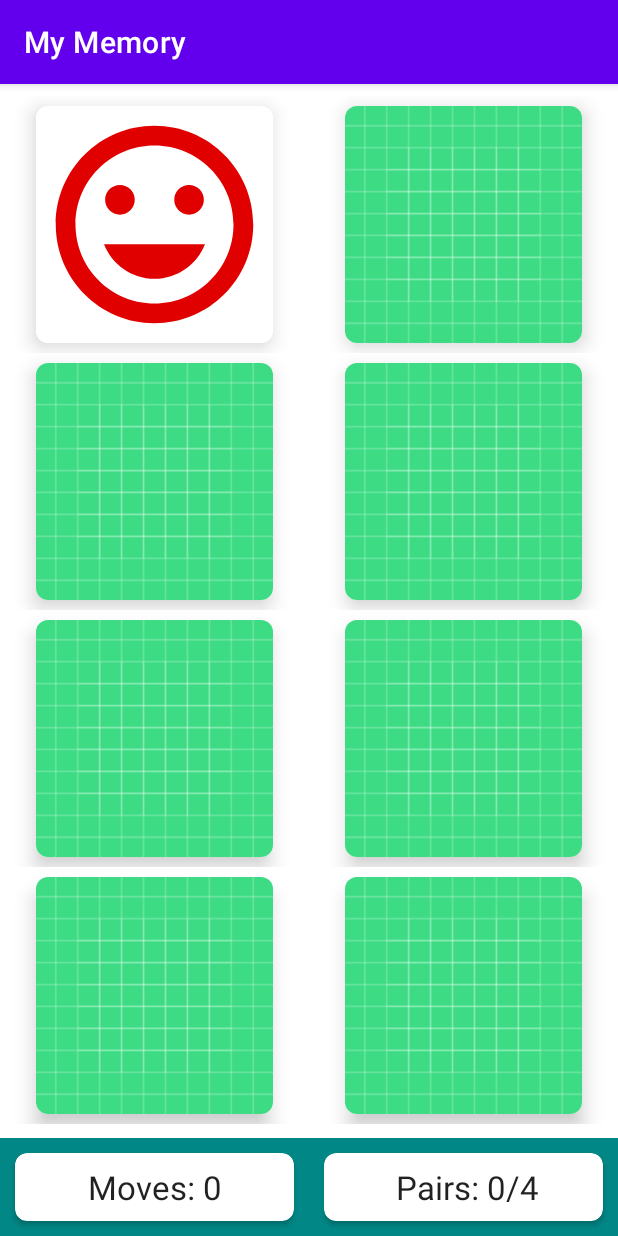
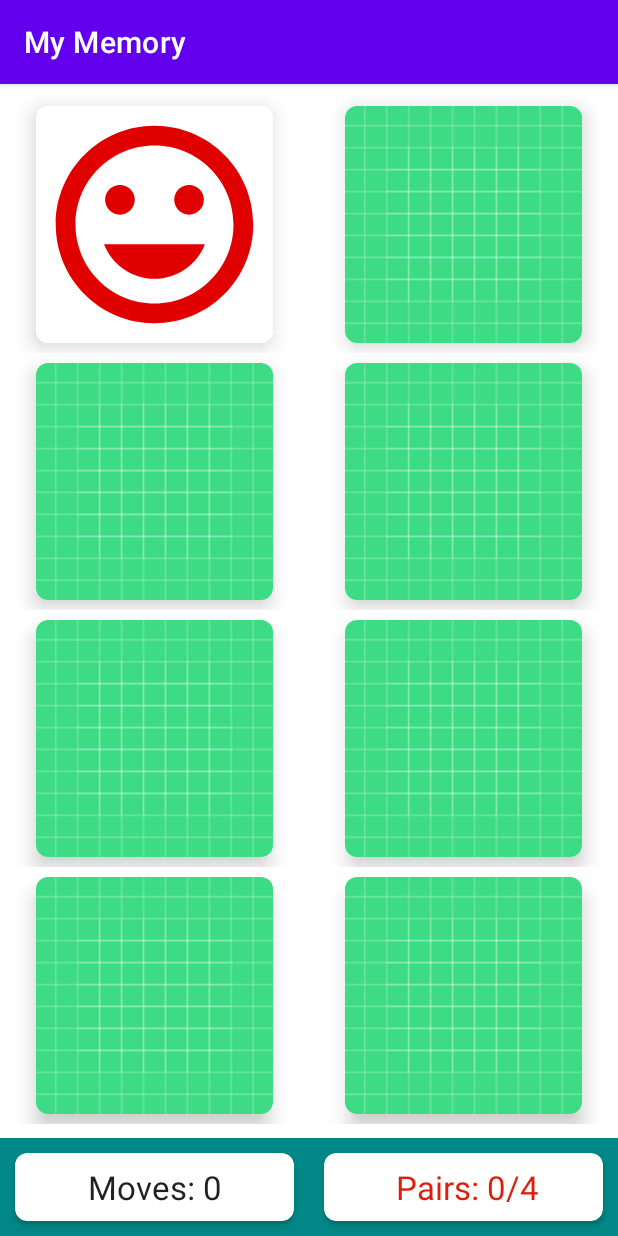
Before and after one commit to saeedmonfared/My-Memory-Game, an Android app: the screen it shows after launch (MainActivity), after a tap on an icon or button, on a phone screen of 412 x 824 dp. Run offline under Robolectric (Android 15) with nearby library versions, the phone set to English and light mode, and no system bars.

Commit message:
Show game progress by changing numMoves and numPairs text views

```diff
--- a/app/src/main/java/com/smm/mymemory/MainActivity.kt
+++ b/app/src/main/java/com/smm/mymemory/MainActivity.kt
@@ -1,11 +1,16 @@
 package com.smm.mymemory
 
+import android.animation.ArgbEvaluator
+import android.content.Context
 import androidx.appcompat.app.AppCompatActivity
 import android.os.Bundle
 import android.util.Log
 import android.widget.TextView
+import androidx.constraintlayout.widget.ConstraintLayout
+import androidx.core.content.ContextCompat
 import androidx.recyclerview.widget.GridLayoutManager
 import androidx.recyclerview.widget.RecyclerView
+import com.google.android.material.snackbar.Snackbar
 import com.smm.mymemory.models.BoardSize
 import com.smm.mymemory.models.MemoryGame
 
@@ -14,7 +19,7 @@ class MainActivity : AppCompatActivity() {
     companion object{
         private const val TAG = "MainActivity"
     }
-
+    private lateinit var clRoot: ConstraintLayout
     private lateinit var rvBoard: RecyclerView
     private lateinit var tvNumMoves: TextView
     private lateinit var tvNumPairs: TextView
@@ -27,15 +32,17 @@ class MainActivity : AppCompatActivity() {
         super.onCreate(savedInstanceState)
         setContentView(R.layout.activity_main)
 
+        clRoot = findViewById(R.id.clRoot)
         rvBoard = findViewById(R.id.rvBoard)
         tvNumMoves = findViewById(R.id.tvNumMoves)
         tvNumPairs = findViewById(R.id.tvNumPairs)
 
+        tvNumPairs.setTextColor(ContextCompat.getColor(this, R.color.color_progress_none))
         memoryGame = MemoryGame(boardSize)
 
         adapter = MemoryBoardAdapter(this, boardSize , memoryGame.cards , object: MemoryBoardAdapter.CardClickListener{
             override fun onCardClick(position: Int) {
-                UpdateGameWithFlip(position);
+                updateGameWithFlip(position);
             }
         })
         rvBoard.adapter = adapter
@@ -44,8 +51,36 @@ class MainActivity : AppCompatActivity() {
         rvBoard.layoutManager = GridLayoutManager(this, boardSize.getWidth())
     }
 
-    private fun  UpdateGameWithFlip(position: Int){
-        memoryGame.FlipCard(position)   //the game logic
+    private fun  updateGameWithFlip(position: Int){
+        //Error handling :
+        if(memoryGame.haveWonGame()){
+            //Alert the user : the Game has end
+            Snackbar.make(clRoot, "You already won", Snackbar.LENGTH_LONG).show()
+            return
+        }
+        if (memoryGame.isCardFaceUp(position)){
+            //Alert the user : invalid move
+            Snackbar.make(clRoot, "That's the wrong number!", Snackbar.LENGTH_SHORT).show()
+            return
+        }
+        // The flipping happen here:
+        if(memoryGame.FlipCard(position)) {
+            Log.i(TAG, "Found a match! Num pairs found : ${memoryGame.numPairsFound}")
+            tvNumPairs.text ="Pairs: ${memoryGame.numPairsFound}/${boardSize.getNumPairs()}"
+            // im gonna show the found num pairs process by changing the color of tvNumPairs text view
+            val color = ArgbEvaluator().evaluate(
+                memoryGame.numPairsFound.toFloat() / boardSize.getNumPairs().toFloat(),
+                ContextCompat.getColor(this, R.color.color_progress_none),
+                ContextCompat.getColor(this, R.color.color_progress_full)
+            ) as Int
+
+            tvNumPairs.setTextColor(color)
+
+            if (memoryGame.haveWonGame()){
+                Snackbar.make(clRoot, "Well done! You won the game", Snackbar.LENGTH_LONG).show()
+            }
+        }
+        tvNumMoves.text = "Moves: ${memoryGame.getNumMoves()}"
         adapter.notifyDataSetChanged()
     }
 }
--- a/app/src/main/java/com/smm/mymemory/models/MemoryGame.kt
+++ b/app/src/main/java/com/smm/mymemory/models/MemoryGame.kt
@@ -7,6 +7,7 @@ class MemoryGame (private val boardSize: BoardSize) {
 
     val cards: List<MemoryCard>
     var numPairsFound = 0
+    private var numCardFlipped = 0
 
     private var indexOfSingleSelectedCard: Int? = null
 
@@ -18,6 +19,7 @@ class MemoryGame (private val boardSize: BoardSize) {
     }
 
     fun FlipCard(position: Int): Boolean {
+        numCardFlipped++
         // here"s is where the cards gonna flip the Game logic
         val card = cards[position]
         var foundMatch = false
@@ -61,4 +63,16 @@ class MemoryGame (private val boardSize: BoardSize) {
             if (!card.isMatch) card.isFaceUp = false
         }
     }
+
+    fun haveWonGame(): Boolean {
+        return numPairsFound == boardSize.getNumPairs()
+    }
+
+    fun isCardFaceUp(position: Int): Boolean {
+        return cards[position].isFaceUp
+    }
+
+    fun getNumMoves(): Int {
+        return numCardFlipped / 2
+    }
 }
--- a/app/src/main/res/layout/activity_main.xml
+++ b/app/src/main/res/layout/activity_main.xml
@@ -2,6 +2,7 @@
 <androidx.constraintlayout.widget.ConstraintLayout xmlns:android="http://schemas.android.com/apk/res/android"
     xmlns:app="http://schemas.android.com/apk/res-auto"
     xmlns:tools="http://schemas.android.com/tools"
+    android:id="@+id/clRoot"
     android:layout_width="match_parent"
     android:layout_height="match_parent"
     tools:context=".MainActivity">
--- a/app/src/main/res/values/colors.xml
+++ b/app/src/main/res/values/colors.xml
@@ -8,4 +8,6 @@
     <color name="black">#FF000000</color>
     <color name="white">#FFFFFFFF</color>
     <color name="color_gray">#E0E0E0</color>
+    <color name="color_progress_none">#DC1E0B</color>
+    <color name="color_progress_full">#35BA01</color>
 </resources>
```
